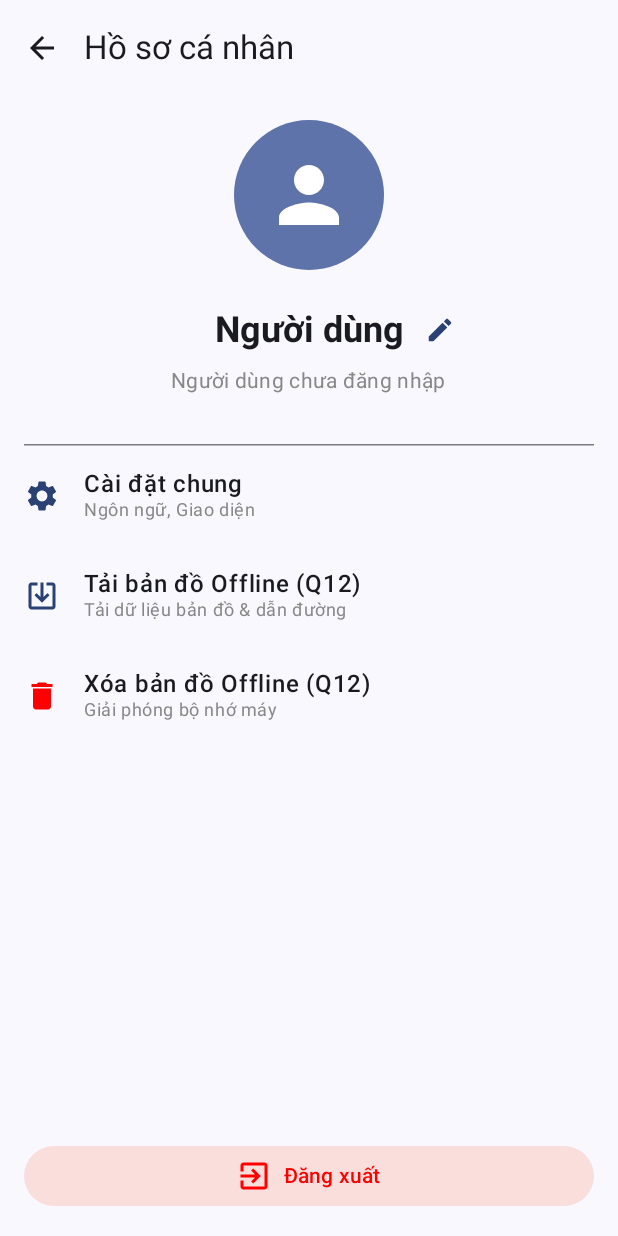
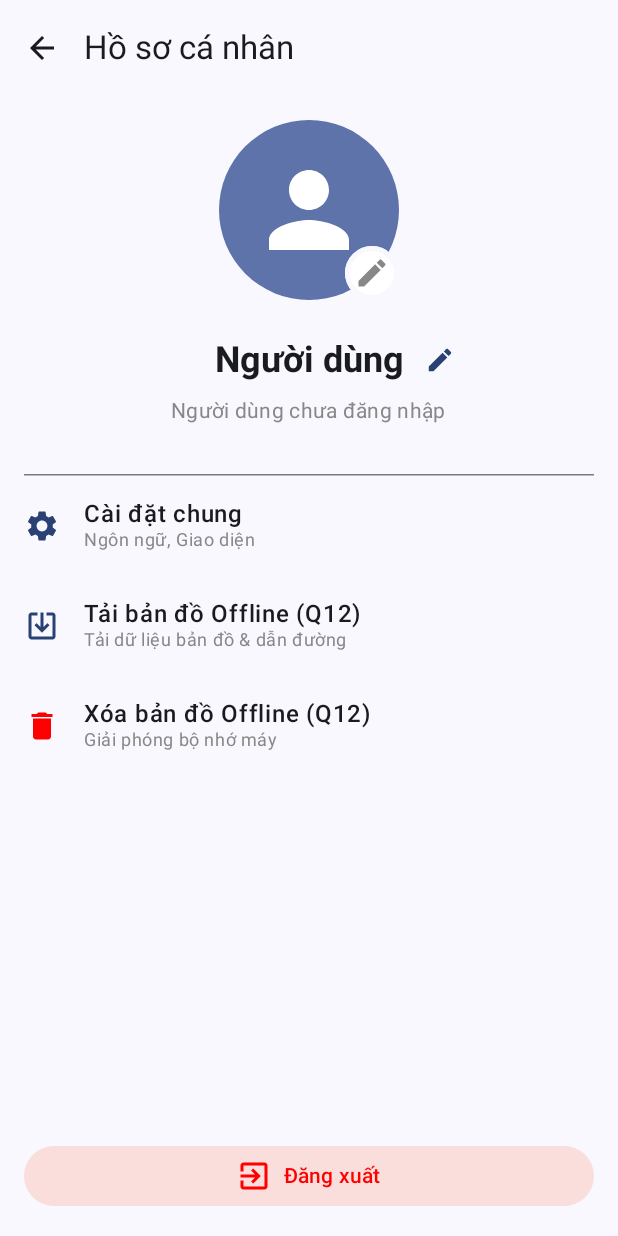
Before and after one commit to iamnubie/SBike-Map, an Android app built with Jetpack Compose: the UserProfileScreen screen opened through its navigation route, on a phone screen of 412 x 824 dp. Run offline under Robolectric (Android 15) with nearby library versions, the phone set to English and light mode, and no system bars; our stand-ins replace Firebase (no records; nobody signed in at launch, a user with empty details on screens opened directly); libraries missing offline, so code that uses them is left out: com.mapbox.navigation; pictures from the network do not load; 1 statement that could not run was skipped.

Commit message:
update userprofile add feature edit avatar

```diff
--- a/app/src/main/AndroidManifest.xml
+++ b/app/src/main/AndroidManifest.xml
@@ -2,6 +2,8 @@
 <manifest xmlns:android="http://schemas.android.com/apk/res/android"
     xmlns:tools="http://schemas.android.com/tools">
 
+    <uses-permission android:name="android.permission.READ_EXTERNAL_STORAGE" />
+    <uses-permission android:name="android.permission.READ_MEDIA_IMAGES" />
     <uses-permission android:name="android.permission.INTERNET"/>
     <!-- Include this permission to grab user's general location -->
     <uses-permission android:name="android.permission.ACCESS_COARSE_LOCATION" />
--- a/app/src/main/java/com/example/sbikemap/data/remote/AuthApi.kt
+++ b/app/src/main/java/com/example/sbikemap/data/remote/AuthApi.kt
@@ -3,9 +3,12 @@ package com.example.sbikemap.data.remote
 import com.example.sbikemap.data.remote.models.AuthRequest
 import com.example.sbikemap.data.remote.models.AuthResponse
 import com.example.sbikemap.data.remote.models.UpdateUserRequest
+import okhttp3.MultipartBody
 import retrofit2.http.Body
+import retrofit2.http.Multipart
 import retrofit2.http.PATCH
 import retrofit2.http.POST
+import retrofit2.http.Part
 
 interface AuthApi {
     @POST("/auth/firebase-login")
@@ -18,4 +21,8 @@ interface AuthApi {
     // Thêm vào interface AuthApi
     @PATCH("users/profile/me")
     suspend fun updateProfile(@Body request: UpdateUserRequest): AuthResponse // Hoặc trả về User object tùy backend
+
+    @Multipart
+    @POST("users/upload-avatar")
+    suspend fun uploadAvatar(@Part image: MultipartBody.Part): Map<String, String> // Trả về JSON { "url": "..." }
 }
--- a/app/src/main/java/com/example/sbikemap/data/remote/models/AuthResponse.kt
+++ b/app/src/main/java/com/example/sbikemap/data/remote/models/AuthResponse.kt
@@ -6,6 +6,8 @@ data class AuthResponse(
     val email: String,
     @SerializedName("username")
     val username: String,
+    @SerializedName("avatarUrl")
+    val avatarUrl: String?,
     val expiresIn: Int,
     @SerializedName("accessToken")
     val accessToken: String,
--- a/app/src/main/java/com/example/sbikemap/data/repository/AuthRepository.kt
+++ b/app/src/main/java/com/example/sbikemap/data/repository/AuthRepository.kt
@@ -4,6 +4,7 @@ import com.example.sbikemap.data.remote.AuthApi
 import com.example.sbikemap.data.remote.models.AuthRequest
 import com.example.sbikemap.data.remote.models.AuthResponse
 import com.example.sbikemap.data.remote.models.UpdateUserRequest
+import okhttp3.MultipartBody
 import javax.inject.Inject
 
 class AuthRepository @Inject constructor(
@@ -27,4 +28,8 @@ class AuthRepository @Inject constructor(
         // Gọi sang AuthApi -> Gửi Request PATCH lên Server
         return authApi.updateProfile(request)
     }
+
+    suspend fun uploadAvatar(image: MultipartBody.Part): Map<String, String> {
+        return authApi.uploadAvatar(image)
+    }
 }
--- a/app/src/main/java/com/example/sbikemap/presentation/UserProfileScreen.kt
+++ b/app/src/main/java/com/example/sbikemap/presentation/UserProfileScreen.kt
@@ -1,5 +1,7 @@
 package com.example.sbikemap.presentation
 
+import android.net.Uri
+import android.os.Build
 import androidx.compose.foundation.background
 import androidx.compose.foundation.layout.*
 import androidx.compose.foundation.shape.CircleShape
@@ -38,6 +40,18 @@ import androidx.compose.runtime.setValue
 import androidx.compose.runtime.getValue
 import androidx.compose.runtime.remember
 import android.widget.Toast
+import androidx.activity.compose.rememberLauncherForActivityResult
+import androidx.activity.result.PickVisualMediaRequest
+import androidx.activity.result.contract.ActivityResultContracts
+import androidx.compose.foundation.clickable
+import android.Manifest
+import androidx.compose.foundation.border
+import androidx.compose.foundation.interaction.MutableInteractionSource
+import androidx.compose.ui.layout.ContentScale
+import coil.compose.SubcomposeAsyncImage
+import coil.request.CachePolicy
+import coil.request.ImageRequest
+import coil.transform.CircleCropTransformation
 
 @OptIn(ExperimentalMaterial3Api::class)
 @Composable
@@ -52,13 +66,12 @@ fun UserProfileScreen(
     val userEmail = viewModel.getLoggedInUserEmail()
     // State điều khiển Dialog sửa tên
     var showEditDialog by remember { mutableStateOf(false) }
+    // State lưu URL ảnh đại diện (Lấy từ bộ nhớ khi mở app)
+    var currentAvatarUrl by remember { mutableStateOf(viewModel.getAvatarUrl()) }
 
     // Lấy Tên hiển thị (Display Name)
     val firebaseUser = Firebase.auth.currentUser
     val displayName = viewModel.getLoggedInUserName()
-    // Ưu tiên lấy từ Firebase Auth, nếu không có thì lấy phần đầu email (trước @)
-//    val displayName = firebaseUser?.displayName?.takeIf { !it.isNullOrBlank() }
-//        ?: userEmail.substringBefore("@")
 
     val mapboxNavigation = remember {
         if (MapboxNavigationProvider.isCreated()) {
@@ -104,7 +117,19 @@ fun UserProfileScreen(
             UserInfoSection(
                 name = currentDisplayName,
                 email = userEmail,
-                onEditClick = { showEditDialog = true }
+                avatarUrl = currentAvatarUrl,
+                onEditClick = { showEditDialog = true },
+                onAvatarChange = { newUri ->
+                    // Xử lý khi người dùng chọn ảnh xong
+                    Toast.makeText(context, "Đang tải ảnh lên...", Toast.LENGTH_SHORT).show()
+
+                    // Gọi ViewModel để upload
+                    viewModel.uploadAvatar(context, newUri) { newUrl ->
+                        // Khi upload thành công (Callback onSuccess):
+                        currentAvatarUrl = newUrl // Cập nhật State -> UI tự đổi ảnh mới
+                        Toast.makeText(context, "Đổi ảnh đại diện thành công!", Toast.LENGTH_SHORT).show()
+                    }
+                }
             )
 
             Spacer(modifier = Modifier.height(32.dp))
@@ -187,23 +212,107 @@ fun UserProfileScreen(
 fun UserInfoSection(
     name: String,
     email: String,
-    onEditClick: () -> Unit
+    avatarUrl: String?,
+    onEditClick: () -> Unit,
+    onAvatarChange: (Uri) -> Unit
 ) {
+    val context = LocalContext.current
+    val interactionSource = remember { MutableInteractionSource() }
+
+    // 1. Launcher chọn ảnh (Photo Picker - Chuẩn mới của Android)
+    val photoPickerLauncher = rememberLauncherForActivityResult(
+        contract = ActivityResultContracts.PickVisualMedia()
+    ) { uri: Uri? ->
+        uri?.let { onAvatarChange(it) }
+    }
+
+    // 2. Launcher xin quyền (cho các máy đời cũ)
+    val permissionLauncher = rememberLauncherForActivityResult(
+        contract = ActivityResultContracts.RequestPermission()
+    ) { isGranted ->
+        if (isGranted) {
+            // Nếu được cấp quyền -> Mở Photo Picker
+            photoPickerLauncher.launch(PickVisualMediaRequest(ActivityResultContracts.PickVisualMedia.ImageOnly))
+        } else {
+            Toast.makeText(context, "Cần quyền truy cập ảnh để đổi Avatar", Toast.LENGTH_SHORT).show()
+        }
+    }
+
     Column(horizontalAlignment = Alignment.CenterHorizontally) {
         // Avatar
         Box(
+            modifier = Modifier.wrapContentSize() // Kích thước vừa đủ ôm lấy nội dung
+        ) {
+            // LỚP 1: AVATAR CHÍNH (Bị cắt hình tròn)
+            Box(
                 modifier = Modifier
-                .size(100.dp)
+                    .size(120.dp) // Tăng kích thước lên chút cho đẹp
                     .clip(CircleShape)
-                .background(MaterialTheme.colorScheme.primaryContainer),
+                    .background(MaterialTheme.colorScheme.primaryContainer)
+                    .clickable(
+                        interactionSource = interactionSource,
+                        indication = null
+                    ) {
+                        // Sự kiện chạm vào ảnh để đổi
+                        if (Build.VERSION.SDK_INT >= Build.VERSION_CODES.TIRAMISU) {
+                            photoPickerLauncher.launch(PickVisualMediaRequest(ActivityResultContracts.PickVisualMedia.ImageOnly))
+                        } else {
+                            permissionLauncher.launch(Manifest.permission.READ_EXTERNAL_STORAGE)
+                        }
+                    },
                 contentAlignment = Alignment.Center
             ) {
+                if (avatarUrl.isNullOrEmpty()) {
                     Icon(
                         imageVector = Icons.Default.Person,
                         contentDescription = null,
-                modifier = Modifier.size(60.dp),
+                        modifier = Modifier.size(80.dp),
                         tint = MaterialTheme.colorScheme.onPrimaryContainer
                     )
+                } else {
+                    SubcomposeAsyncImage(
+                        model = ImageRequest.Builder(LocalContext.current)
+                            .data(avatarUrl)
+                            .crossfade(true)
+                            .memoryCachePolicy(CachePolicy.DISABLED) // Tắt cache bộ nhớ (để luôn load ảnh mới nhất khi vừa đổi)
+                            .diskCachePolicy(CachePolicy.ENABLED)  // Vẫn giữ cache ổ cứng cho lần sau mở app
+                            .build(),
+                        contentDescription = "Avatar",
+                        contentScale = ContentScale.Crop, // Quan trọng: crop ảnh để lấp đầy hình tròn
+                        modifier = Modifier.fillMaxSize()
+                    )
+                }
+            }
+
+            // LỚP 2: ICON MÁY ẢNH NHỎ (Nằm đè lên trên góc)
+            // Vì đặt sau trong code nên nó sẽ vẽ đè lên trên Avatar
+            Box(
+                modifier = Modifier
+                    .align(Alignment.BottomEnd) // Căn xuống góc dưới phải của BOX TỔNG
+                    .size(36.dp) // Kích thước vòng tròn trắng chứa icon
+                    // Tạo viền trùng màu nền để tạo hiệu ứng "cắt" giống Instagram
+                    .border(3.dp, MaterialTheme.colorScheme.background, CircleShape)
+                    .clip(CircleShape)
+                    .background(Color.White)
+                    .clickable( // Cũng cho phép bấm vào icon nhỏ này để đổi ảnh
+                        interactionSource = interactionSource,
+                        indication = null
+                    ) {
+                        if (Build.VERSION.SDK_INT >= Build.VERSION_CODES.TIRAMISU) {
+                            photoPickerLauncher.launch(PickVisualMediaRequest(ActivityResultContracts.PickVisualMedia.ImageOnly))
+                        } else {
+                            permissionLauncher.launch(Manifest.permission.READ_EXTERNAL_STORAGE)
+                        }
+                    }
+                    .padding(6.dp) // Padding bên trong để icon không bị sát viền
+            ) {
+                Icon(
+                    imageVector = Icons.Default.Edit,
+                    contentDescription = "Đổi ảnh",
+                    tint = Color.Gray,
+                    modifier = Modifier.fillMaxSize()
+                )
+            }
         }
         Spacer(modifier = Modifier.height(16.dp))
 
--- a/app/src/main/java/com/example/sbikemap/utils/TokenManager.kt
+++ b/app/src/main/java/com/example/sbikemap/utils/TokenManager.kt
@@ -8,6 +8,7 @@ class TokenManager(context: Context) {
     private val ACCESS_TOKEN_KEY = "access_token"
     private val USER_EMAIL_KEY = "user_email"
     private val USER_NAME_KEY = "user_name"
+    private val AVATAR_URL_KEY = "avatar_url"
 
     // Khởi tạo SharedPreferences
     private val prefs = context.getSharedPreferences(PREFS_NAME, Context.MODE_PRIVATE)
@@ -40,11 +41,21 @@ class TokenManager(context: Context) {
         prefs.edit().putString(USER_NAME_KEY, name).apply()
     }
 
+    // Hàm lưu Avatar
+    fun saveAvatarUrl(url: String) {
+        prefs.edit().putString(AVATAR_URL_KEY, url).apply()
+    }
+
+    fun getAvatarUrl(): String? {
+        return prefs.getString(AVATAR_URL_KEY, null)
+    }
+
     fun clearAuthData() {
         prefs.edit()
             .remove(ACCESS_TOKEN_KEY)
             .remove(USER_EMAIL_KEY)
             .remove(USER_NAME_KEY)
+            .remove(AVATAR_URL_KEY)
             .apply()
     }
 }
```
Also changed, not shown: app/src/main/java/com/example/sbikemap/presentation/viewmodel/AuthViewModel.kt (+54 -0 lines). Lines whose indentation alone changed are shown as unchanged.
